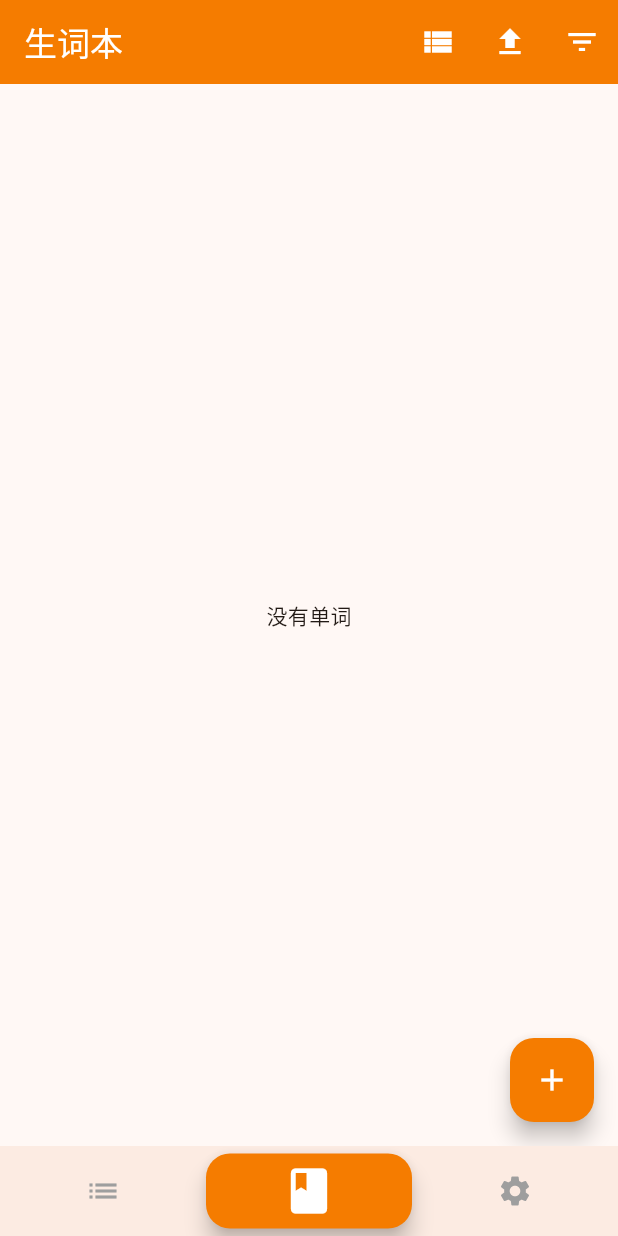
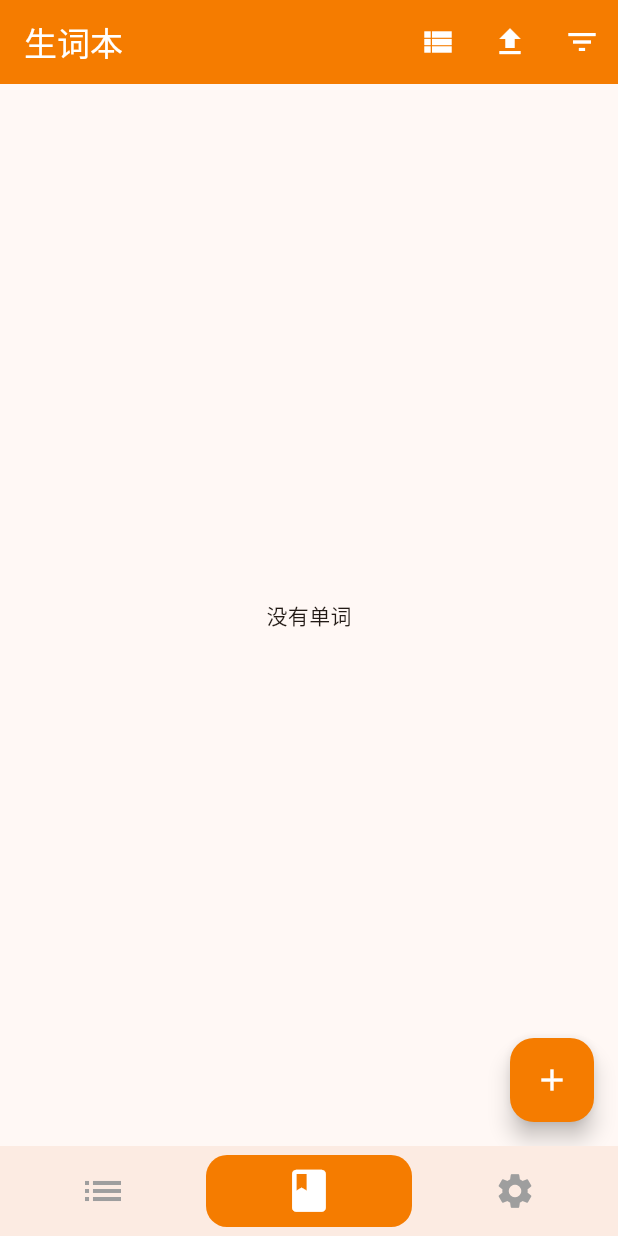
Before and after one commit to sner21/jp, a Flutter app: the screen it shows after launch, on a phone screen of 412 x 824 dp. Run offline on Flutter 3.47's test engine with Material 3 defaults, Android fonts, the phone set to English and light mode, and no system bars; our stand-ins replace audioplayers, csv, file_picker, flutter_dotenv, hive, hive_flutter and 2 more; accounts and stored records are empty; generated files the repository leaves out were written again.

Commit message:
20241212

```diff
--- a/lib/screens/home_screen.dart
+++ b/lib/screens/home_screen.dart
@@ -22,7 +22,7 @@ class _HomeScreenState extends State<HomeScreen> {
   final StorageManager _storageManager =
       StorageManager(Supabase.instance.client);
   final TTSService _ttsService = TTSService();
-  int _selectedIndex = 0; // 当前选中的页面索引
+  int _selectedIndex = 1; // 当前选中的页面索引
 
   Future<void> _clearTTSCache() async {
     try {
@@ -48,11 +48,10 @@ class _HomeScreenState extends State<HomeScreen> {
       ttsService: TTSService(),
       setState: setState,
       context: context,
-    );
-    // 页面列表
+    ); // 页面列表
     final List<Widget> _pages = [
+      const WordListScreen(), // 单词列表页面
       VocabularyScreen(controller: controller), // 生词本页面
-      const WordListScreen(), // 单词列表页面
       const SettingsScreen(), // 设置页面
     ];
     return Scaffold(
@@ -61,15 +60,18 @@ class _HomeScreenState extends State<HomeScreen> {
         width: MediaQuery.of(context).size.width / 3, // 屏幕宽度的三分之一
         height: 50.0,
         margin: const EdgeInsets.only(top: 60),
-        child: FloatingActionButton(
-          onPressed: () {
-            // 中间按钮的点击事件
-            setState(() {
-              _selectedIndex = 0; // 例如，切换到第二个页面
-            });
-          },
-          child: const Icon(Icons.book, size: 36), // 更大的图标
-        ),
+        // child: FloatingActionButton(
+        //   backgroundColor: _selectedIndex == 0
+        //       ? Theme.of(context).bannerTheme.backgroundColor
+        //       : Theme.of(context).appBarTheme.backgroundColor,
+        //   onPressed: () {
+        //     // 中间按钮的点击事件
+        //     setState(() {
+        //       _selectedIndex = 0; // 例如，切换到第二个页面
+        //     });
+        //   },
+        //   child: const Icon(Icons.book, size: 36), // 更大的图标
+        // ),
       ),
       floatingActionButtonLocation: FloatingActionButtonLocation.centerDocked,
       bottomNavigationBar: BottomAppBar(
@@ -82,40 +84,116 @@ class _HomeScreenState extends State<HomeScreen> {
         // notchMargin: -20.0,
         child: Row(
           mainAxisAlignment: MainAxisAlignment.spaceAround,
-          children: <Widget>[
-            Expanded(
-              // padding: const EdgeInsets.only(bottom: 2),
+          children: List.generate(_pages.length, (index) {
+            // 定义每个页面对应的图标
+            IconData icon;
+            switch (index) {
+              case 0:
+                icon = Icons.list;
+                break;
+              case 1:
+                icon = Icons.book;
+                break;
+              case 2:
+                icon = Icons.settings;
+                break;
+              default:
+                icon = Icons.error;
+            }
+
+            return Expanded(
+              child: Container(
+                decoration: BoxDecoration(
+                  borderRadius: BorderRadius.circular(14.0),
+                  color: _selectedIndex == index
+                      ? Theme.of(context).appBarTheme.backgroundColor
+                      : Theme.of(context).bannerTheme.backgroundColor,
+                ),
                 child: IconButton(
-                // padding: EdgeInsets.all(10),
-                // constraints: const BoxConstraints(),
-                color: _selectedIndex == 1
-                    ? Theme.of(context).bannerTheme.backgroundColor
-                    : Colors.grey,
-                icon: const Icon(Icons.list),
+                  color: _selectedIndex == index ? Colors.white : Colors.grey,
+                  icon: AnimatedScale(
+                    scale: _selectedIndex == index ? 1.2 : 1.0, // 选中时放大1.2倍
+                    duration: const Duration(milliseconds: 200), // 动画持续时间
+                    curve: Curves.easeInOut, // 动画曲线
+                    child: Icon(icon, size: index == 0 ? 32 : 28),
+                  ),
                   onPressed: () {
                     setState(() {
-                    _selectedIndex = 1;
+                      _selectedIndex = index;
                     });
                   },
                 ),
               ),
-            const Expanded(
-              child: SizedBox(), // 自动占据剩余空间
-            ),
-            Expanded(
-              child: IconButton(
-                   color: _selectedIndex == 2
-                    ? Theme.of(context).bannerTheme.backgroundColor
-                    : Colors.grey,
-                icon: const Icon(Icons.settings),
-                onPressed: () {
-                  setState(() {
-                    _selectedIndex = 2;
-                  });
-                },
-              ),
-            ),
-          ],
+            );
+          }),
+          // children: <Widget>[
+          //   Expanded(
+          //     child: Container(
+          //       // height: 60.0,
+          //       decoration: BoxDecoration(
+          //         // 设置圆角
+          //         borderRadius: BorderRadius.circular(14.0), // 可以调整数值来改变圆角大小
+          //         color: _selectedIndex == 1
+          //             ? Theme.of(context).appBarTheme.backgroundColor
+          //             : Theme.of(context).bannerTheme.backgroundColor,
+          //       ),
+          //       child: IconButton(
+          //         // constraints: const BoxConstraints(minHeight: 800),
+          //         color: _selectedIndex == 1 ? Colors.white : Colors.grey,
+          //         icon: const Icon(Icons.list,size: 28),
+          //         onPressed: () {
+          //           setState(() {
+          //             _selectedIndex = 1;
+          //           });
+          //         },
+          //       ),
+          //     ),
+          //   ),
+          //         Expanded(
+          //     child: Container(
+          //       // height: 60.0,
+          //       decoration: BoxDecoration(
+          //         // 设置圆角
+          //         borderRadius: BorderRadius.circular(14.0), // 可以调整数值来改变圆角大小
+          //         color: _selectedIndex == 0
+          //             ? Theme.of(context).appBarTheme.backgroundColor
+          //             : Theme.of(context).bannerTheme.backgroundColor,
+          //       ),
+          //       child: IconButton(
+          //         // constraints: const BoxConstraints(minHeight: 800),
+          //         color: _selectedIndex == 0 ? Colors.white : Colors.grey,
+          //         icon: const Icon(Icons.book,size: 32),
+          //         onPressed: () {
+          //           setState(() {
+          //             _selectedIndex = 0;
+          //           });
+          //         },
+          //       ),
+          //     ),
+          //   ),
+          //   Expanded(
+          //     child: Container(
+          //       // height: 60.0,
+          //       decoration: BoxDecoration(
+          //         // 设置圆角
+          //         borderRadius: BorderRadius.circular(14.0), // 可以调整数值来改变圆角大小
+          //         color: _selectedIndex == 2
+          //             ? Theme.of(context).appBarTheme.backgroundColor
+          //             : Theme.of(context).bannerTheme.backgroundColor,
+          //       ),
+          //       child: IconButton(
+          //         // constraints: const BoxConstraints(minHeight: 800),
+          //         color: _selectedIndex == 2 ? Colors.white : Colors.grey,
+          //         icon: const Icon(Icons.settings,size: 28),
+          //         onPressed: () {
+          //           setState(() {
+          //             _selectedIndex = 2;
+          //           });
+          //         },
+          //       ),
+          //     ),
+          //   ),
+          // ],
         ),
       ),
     );
--- a/lib/screens/settings_screen.dart
+++ b/lib/screens/settings_screen.dart
@@ -325,14 +325,14 @@ class _SettingsScreenState extends State<SettingsScreen> {
           ),
           ListTile(
             title: const Text('缓存清理'),
-            trailing: Container(
-              width: 24,
-              height: 24,
-              decoration: BoxDecoration(
-                color: themeService.themeColor,
-                shape: BoxShape.circle,
-              ),
-            ),
+            // trailing: Container(
+            //   width: 24,
+            //   height: 24,
+            //   decoration: BoxDecoration(
+            //     color: themeService.themeColor,
+            //     shape: BoxShape.circle,
+            //   ),
+            // ),
             onTap: () {
               _clearTTSCache();
             },
```
Lines whose indentation alone changed are shown as unchanged.
